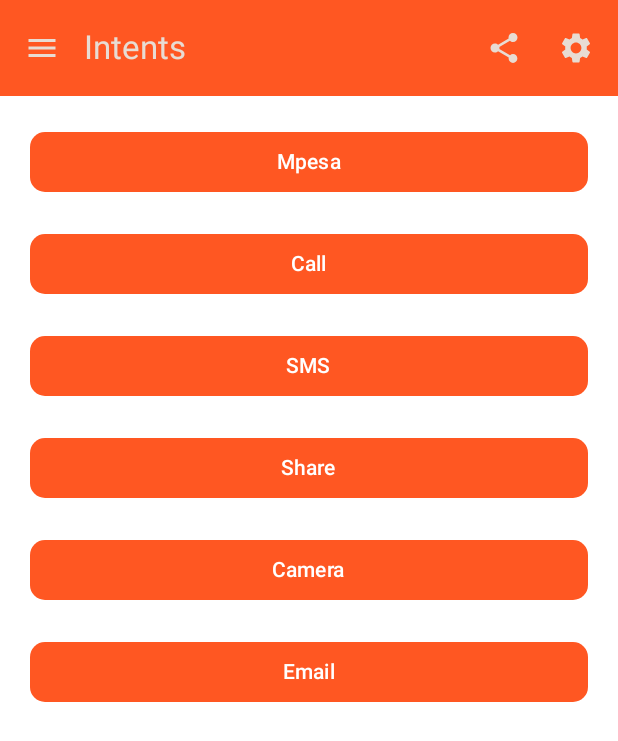
After one commit to Don25422/Android, an Android app built with Jetpack Compose: the IntentScreen screen opened through its navigation route, on a phone screen of 412 x 824 dp. The commit adds this screen. Shown: the top 741 px of the screen. Run offline under Robolectric (Android 15) with nearby library versions, the phone set to English and light mode, and no system bars; 1 statement that could not run was skipped.

Commit message:
second commit

```diff
--- a/app/src/main/java/com/navigation/AppNavHost.kt
+++ b/app/src/main/java/com/navigation/AppNavHost.kt
@@ -9,6 +9,7 @@ import androidx.navigation.compose.composable
 import androidx.navigation.compose.rememberNavController
 import com.nyokabi.harakamall.ui.screens.about.AboutScreen
 import com.nyokabi.harakamall.ui.screens.Home.HomeScreen
+import com.nyokabi.harakamall.ui.screens.intent.IntentScreen
 import com.nyokabi.harakamall.ui.screens.items.ItemScreen
 import com.nyokabi.harakamall.ui.screens.start.StartScreen
 
@@ -38,6 +39,9 @@ fun AppNavHost(
         composable(ROUT_START) {
              StartScreen(navController)
         }
+        composable(ROUT_INTENT) {
+            IntentScreen(navController)
+        }
 
     }
 }
--- a/app/src/main/java/com/navigation/Routes.kt
+++ b/app/src/main/java/com/navigation/Routes.kt
@@ -4,3 +4,4 @@ const val ROUT_HOME = "home"
 const val ROUT_ABOUT = "about"
 const val ROUT_ITEM = "item"
 const val ROUT_START = "start"
+const val ROUT_INTENT = "intent"
--- /dev/null
+++ b/app/src/main/java/com/nyokabi/harakamall/ui/screens/intent/IntentScreen.kt
@@ -0,0 +1,189 @@
+package com.nyokabi.harakamall.ui.screens.intent
+
+import android.content.Intent
+import android.provider.MediaStore
+import androidx.compose.foundation.layout.Column
+import androidx.compose.foundation.layout.Spacer
+import androidx.compose.foundation.layout.fillMaxSize
+import androidx.compose.foundation.layout.fillMaxWidth
+import androidx.compose.foundation.layout.height
+import androidx.compose.foundation.layout.padding
+import androidx.compose.foundation.shape.RoundedCornerShape
+import androidx.compose.material.icons.Icons
+import androidx.compose.material.icons.filled.Menu
+import androidx.compose.material.icons.filled.Notifications
+import androidx.compose.material.icons.filled.Settings
+import androidx.compose.material.icons.filled.Share
+import androidx.compose.material.icons.filled.ShoppingCart
+import androidx.compose.material3.Button
+import androidx.compose.material3.ButtonDefaults
+import androidx.compose.material3.ExperimentalMaterial3Api
+import androidx.compose.material3.Icon
+import androidx.compose.material3.IconButton
+import androidx.compose.material3.Text
+import androidx.compose.material3.TopAppBar
+import androidx.compose.material3.TopAppBarDefaults
+import androidx.compose.runtime.Composable
+import androidx.compose.ui.Modifier
+import androidx.compose.ui.platform.LocalContext
+import androidx.compose.ui.tooling.preview.Preview
+import androidx.compose.ui.unit.dp
+import androidx.core.net.toUri
+import androidx.navigation.NavController
+import androidx.navigation.compose.rememberNavController
+import com.navigation.ROUT_ITEM
+import com.nyokabi.harakamall.ui.theme.neworange
+import com.nyokabi.harakamall.ui.theme.newwhite
+
+@OptIn(ExperimentalMaterial3Api::class)
+@Composable
+fun IntentScreen(navController: NavController){
+    Column (modifier = Modifier.fillMaxSize()){
+
+        val mContext = LocalContext.current
+
+        //topappbar
+        TopAppBar(
+            title = { Text(text = "Intents") },
+            colors = TopAppBarDefaults.topAppBarColors(
+                containerColor = neworange,
+                titleContentColor = newwhite,
+                navigationIconContentColor = newwhite,
+                actionIconContentColor = newwhite
+            ),
+            navigationIcon = {
+                IconButton(onClick = {}) {
+                    Icon(imageVector = Icons.Default.Menu, contentDescription = "icon for menu")
+                }
+            },
+            actions = {
+                IconButton(onClick = {}) {
+                    Icon(imageVector = Icons.Default.Share, contentDescription = "")
+                }
+
+                IconButton(onClick = {}) {
+                    Icon(imageVector = Icons.Default.Settings, contentDescription = "")
+                }
+
+
+
+
+
+
+
+            }
+        )
+        //end
+
+        Spacer(modifier = Modifier.height(20.dp))
+
+        //mpesa
+        Button(onClick = {
+            val simToolKitLaunchIntent =
+                mContext.packageManager.getLaunchIntentForPackage("com.android.stk")
+            simToolKitLaunchIntent?.let { mContext.startActivity(it) }
+
+
+        },
+            colors = ButtonDefaults.buttonColors(neworange),
+            shape = RoundedCornerShape(10.dp),
+            modifier = Modifier.fillMaxWidth().padding(start =20.dp, end = 20.dp)
+
+        ) {
+            Text( text = "Mpesa")
+        }
+
+        Spacer(modifier = Modifier.height(20.dp))
+
+        //call
+        Button(onClick = {
+            val callIntent=Intent(Intent.ACTION_DIAL)
+            callIntent.data="tel:0720245837".toUri()
+            mContext.startActivity(callIntent)
+        },
+            colors = ButtonDefaults.buttonColors(neworange),
+            shape = RoundedCornerShape(10.dp),
+            modifier = Modifier.fillMaxWidth().padding(start =20.dp, end = 20.dp)
+
+        ) {
+            Text( text = "Call")
+        }
+        Spacer(modifier = Modifier.height(20.dp))
+
+        //sms
+        Button(onClick = {
+            val smsIntent=Intent(Intent.ACTION_SENDTO)
+            smsIntent.data="smsto:0720245837".toUri()
+            smsIntent.putExtra("sms_body","Hello Glory,how was your day?")
+            mContext.startActivity(smsIntent)
+        },
+            colors = ButtonDefaults.buttonColors(neworange),
+            shape = RoundedCornerShape(10.dp),
+            modifier = Modifier.fillMaxWidth().padding(start =20.dp, end = 20.dp)
+
+        ) {
+            Text( text = "SMS")
+        }
+        Spacer(modifier = Modifier.height(20.dp))
+
+        //share
+        Button(onClick = {
+            val shareIntent=Intent(Intent.ACTION_SEND)
+            shareIntent.type="text/plain"
+            shareIntent.putExtra(Intent.EXTRA_TEXT, "Check out this is a cool content")
+            mContext.startActivity(Intent.createChooser(shareIntent, "Share"))
+        },
+            colors = ButtonDefaults.buttonColors(neworange),
+            shape = RoundedCornerShape(10.dp),
+            modifier = Modifier.fillMaxWidth().padding(start =20.dp, end = 20.dp)
+
+        ) {
+            Text( text = "Share")
+        }
+        Spacer(modifier = Modifier.height(20.dp))
+
+        //camera
+        Button(onClick = {
+            val cameraIntent=Intent(MediaStore.ACTION_IMAGE_CAPTURE)
+            if (cameraIntent.resolveActivity(mContext.packageManager)!=null){
+                mContext.startActivity(cameraIntent)
+            }else{
+                println("Camera app is not available")
+            }
+        },
+            colors = ButtonDefaults.buttonColors(neworange),
+            shape = RoundedCornerShape(10.dp),
+            modifier = Modifier.fillMaxWidth().padding(start =20.dp, end = 20.dp)
+
+        ) {
+            Text( text = "Camera")
+        }
+        Spacer(modifier = Modifier.height(20.dp))
+
+        //email
+        Button(onClick = {
+            val shareIntent = Intent(Intent.ACTION_SEND)
+            shareIntent.type = "text/plain"
+            shareIntent.putExtra(Intent.EXTRA_EMAIL, arrayOf("akinyiglory2@gmail.com"))
+            shareIntent.putExtra(Intent.EXTRA_SUBJECT, "subject")
+            shareIntent.putExtra(Intent.EXTRA_TEXT, "Hello, this is the email body")
+            mContext.startActivity(shareIntent)
+        },
+            colors = ButtonDefaults.buttonColors(neworange),
+            shape = RoundedCornerShape(10.dp),
+            modifier = Modifier.fillMaxWidth().padding(start =20.dp, end = 20.dp)
+
+        ) {
+            Text( text = "Email")
+        }
+
+
+    }
+
+}
+
+@Preview(showBackground = true)
+@Composable
+fun IntentScreenPreview(){
+    IntentScreen(rememberNavController())
+}
```
Also changed, not shown: app/src/main/java/com/nyokabi/harakamall/ui/screens/items/ItemScreen.kt (+19 -1 lines).
